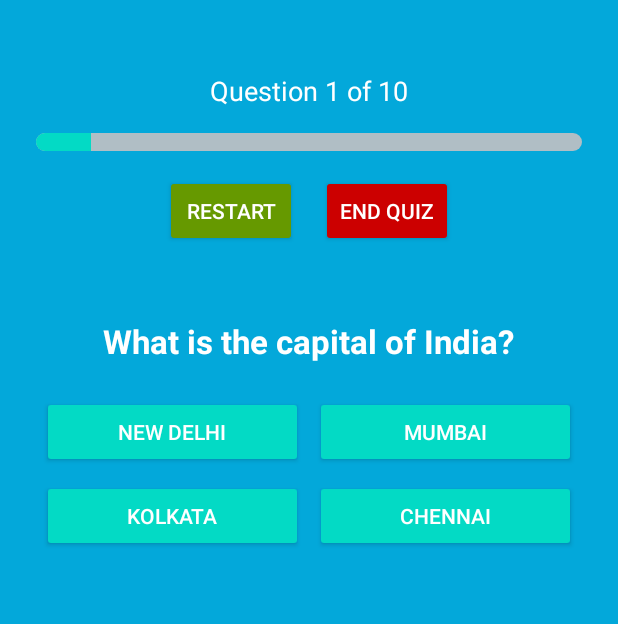
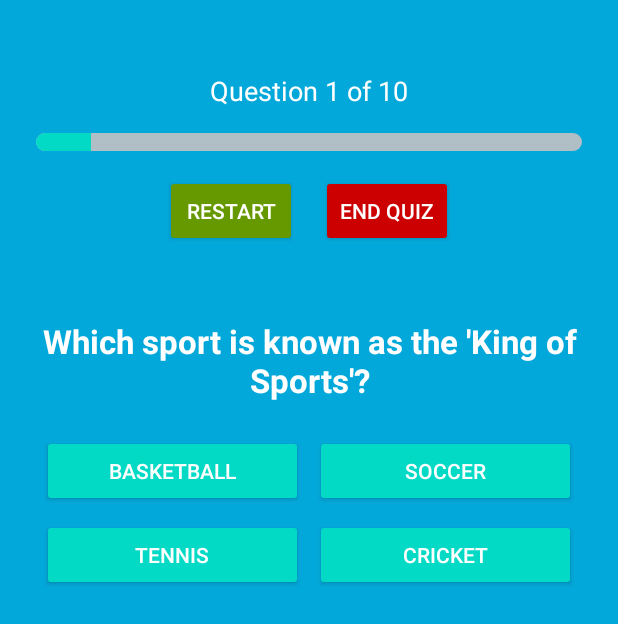
Before and after one commit to pranavpratheekmalleboyina/android-quizoku-app, an Android app: the MultiChoiceQuizActivity screen opened directly, with no data from a screen before it, on a phone screen of 412 x 824 dp. Shown: the top 624 px of the screen. Run offline under Robolectric (Android 15) with nearby library versions, the phone set to English and light mode, and no system bars.

Commit message:
Made the changes for both the quiz modes for loading the questions dynamically

```diff
--- /dev/null
+++ b/app/src/main/java/com/pranav/quizoku/MultiChoiceQuestionBank.java
@@ -0,0 +1,117 @@
+package com.pranav.quizoku;
+
+import java.util.ArrayList;
+import java.util.Collections;
+import java.util.List;
+
+public class MultiChoiceQuestionBank {
+    public static List<QuestionMultiChoice> getShuffledQuestions(int count) {
+        List<QuestionMultiChoice> all = new ArrayList<>();
+
+        all.add(new QuestionMultiChoice("Who won the 2011 Cricket World Cup?",
+                new String[]{"India", "Australia", "England", "South Africa"}, 0));
+        all.add(new QuestionMultiChoice("How many players are in a soccer team on the field?",
+                new String[]{"9", "10", "11", "12"}, 2));
+        all.add(new QuestionMultiChoice("Which country hosts the Wimbledon tournament?",
+                new String[]{"USA", "England", "Australia", "France"}, 1));
+        all.add(new QuestionMultiChoice("What is the full form of IPL?",
+                new String[]{"Indian Premier League", "International Pro League", "India Players League", "Indian Power League"}, 0));
+        all.add(new QuestionMultiChoice("Who is known as the 'God of Cricket'?",
+                new String[]{"Virat Kohli", "MS Dhoni", "Sachin Tendulkar", "Brian Lara"}, 2));
+        all.add(new QuestionMultiChoice("How many rings are there in the Olympic logo?",
+                new String[]{"4", "5", "6", "7"}, 1));
+        all.add(new QuestionMultiChoice("Which sport uses a shuttlecock?",
+                new String[]{"Tennis", "Squash", "Badminton", "Golf"}, 2));
+        all.add(new QuestionMultiChoice("Who won the 2022 FIFA World Cup?",
+                new String[]{"France", "Argentina", "Brazil", "Germany"}, 1));
+        all.add(new QuestionMultiChoice("What sport is Serena Williams known for?",
+                new String[]{"Golf", "Basketball", "Tennis", "Swimming"}, 2));
+        all.add(new QuestionMultiChoice("Which country invented table tennis?",
+                new String[]{"Japan", "USA", "India", "England"}, 3));
+
+        all.add(new QuestionMultiChoice("Which athlete has won the most Olympic medals?",
+                new String[]{"Usain Bolt", "Michael Phelps", "Carl Lewis", "Simone Biles"}, 1));
+        all.add(new QuestionMultiChoice("Which sport uses the term 'checkmate'?",
+                new String[]{"Cricket", "Tennis", "Chess", "Boxing"}, 2));
+        all.add(new QuestionMultiChoice("Which country has hosted the Olympics most times?",
+                new String[]{"USA", "Japan", "Germany", "France"}, 0));
+        all.add(new QuestionMultiChoice("What is the highest score possible in 10-pin bowling?",
+                new String[]{"250", "275", "300", "350"}, 2));
+        all.add(new QuestionMultiChoice("How long is a marathon?",
+                new String[]{"26.2 miles", "21.1 km", "13 miles", "42.5 km"}, 0));
+        all.add(new QuestionMultiChoice("What color is the jersey worn by the leader in the Tour de France?",
+                new String[]{"Red", "Blue", "Green", "Yellow"}, 3));
+        all.add(new QuestionMultiChoice("Which sport is played with a bat, ball, and wickets?",
+                new String[]{"Baseball", "Cricket", "Rugby", "Golf"}, 1));
+        all.add(new QuestionMultiChoice("In which sport do you perform a slam dunk?",
+                new String[]{"Volleyball", "Football", "Basketball", "Wrestling"}, 2));
+        all.add(new QuestionMultiChoice("Who holds the record for fastest 100m sprint?",
+                new String[]{"Yohan Blake", "Tyson Gay", "Usain Bolt", "Justin Gatlin"}, 2));
+        all.add(new QuestionMultiChoice("Which sport is known as the 'King of Sports'?",
+                new String[]{"Basketball", "Soccer", "Tennis", "Cricket"}, 1));
+
+        all.add(new QuestionMultiChoice("Which country has won the most Cricket World Cups?",
+                new String[]{"India", "England", "Australia", "Pakistan"}, 2));
+        all.add(new QuestionMultiChoice("How many minutes are there in a football match?",
+                new String[]{"80", "90", "100", "120"}, 1));
+        all.add(new QuestionMultiChoice("In which game would you use a puck?",
+                new String[]{"Baseball", "Hockey", "Golf", "Basketball"}, 1));
+        all.add(new QuestionMultiChoice("What is the national sport of Canada?",
+                new String[]{"Ice Hockey", "Baseball", "Basketball", "Rugby"}, 0));
+        all.add(new QuestionMultiChoice("Who is the only tennis player to win 23 Grand Slam singles titles?",
+                new String[]{"Steffi Graf", "Serena Williams", "Maria Sharapova", "Martina Navratilova"}, 1));
+        all.add(new QuestionMultiChoice("Which country is famous for sumo wrestling?",
+                new String[]{"China", "Korea", "Japan", "Thailand"}, 2));
+        all.add(new QuestionMultiChoice("Which cricket player is known as the 'Wall'?",
+                new String[]{"Virat Kohli", "Rahul Dravid", "MS Dhoni", "Rohit Sharma"}, 1));
+        all.add(new QuestionMultiChoice("What is the name of the NBA team from Chicago?",
+                new String[]{"Lakers", "Bulls", "Warriors", "Rockets"}, 1));
+        all.add(new QuestionMultiChoice("Who is Lionel Messi?",
+                new String[]{"Golfer", "Tennis Player", "Footballer", "Swimmer"}, 2));
+        all.add(new QuestionMultiChoice("Which sport is associated with Wimbledon?",
+                new String[]{"Golf", "Football", "Tennis", "Rugby"}, 2));
+
+        all.add(new QuestionMultiChoice("Which cricketer is nicknamed 'Boom Boom'?",
+                new String[]{"Shahid Afridi", "Chris Gayle", "Brett Lee", "MS Dhoni"}, 0));
+        all.add(new QuestionMultiChoice("Which country has won the most Olympic gold medals?",
+                new String[]{"China", "Russia", "USA", "Germany"}, 2));
+        all.add(new QuestionMultiChoice("What sport did Michael Jordan play?",
+                new String[]{"Tennis", "Baseball", "Basketball", "Golf"}, 2));
+        all.add(new QuestionMultiChoice("How many players are in a volleyball team on court?",
+                new String[]{"5", "6", "7", "8"}, 1));
+        all.add(new QuestionMultiChoice("Where was the first modern Olympics held?",
+                new String[]{"Paris", "Athens", "Rome", "Berlin"}, 1));
+        all.add(new QuestionMultiChoice("Which Indian cricketer is known for finishing with sixes?",
+                new String[]{"Yuvraj Singh", "Kapil Dev", "MS Dhoni", "Suresh Raina"}, 2));
+        all.add(new QuestionMultiChoice("What sport is Tiger Woods famous for?",
+                new String[]{"Basketball", "Golf", "Tennis", "Baseball"}, 1));
+        all.add(new QuestionMultiChoice("Who is known as 'The Hitman' in Indian cricket?",
+                new String[]{"Virat Kohli", "KL Rahul", "Rohit Sharma", "Hardik Pandya"}, 2));
+        all.add(new QuestionMultiChoice("What is the term for 3 goals by a player in a match?",
+                new String[]{"Triple", "Trick", "Hat-trick", "Three-pointer"}, 2));
+        all.add(new QuestionMultiChoice("Which sport has 'love' as a score?",
+                new String[]{"Badminton", "Cricket", "Tennis", "Football"}, 2));
+
+        all.add(new QuestionMultiChoice("Who won the Ballon d'Or in 2022?",
+                new String[]{"Cristiano Ronaldo", "Luka Modrić", "Lionel Messi", "Karim Benzema"}, 3));
+        all.add(new QuestionMultiChoice("What is the height of a basketball hoop?",
+                new String[]{"10 ft", "12 ft", "8 ft", "11 ft"}, 0));
+        all.add(new QuestionMultiChoice("Which Indian state is famous for producing hockey players?",
+                new String[]{"Punjab", "Kerala", "Gujarat", "West Bengal"}, 0));
+        all.add(new QuestionMultiChoice("Which female gymnast is the most decorated ever?",
+                new String[]{"Nadia Comăneci", "Mary Lou Retton", "Simone Biles", "Sunisa Lee"}, 2));
+        all.add(new QuestionMultiChoice("Which country hosted the 2016 Summer Olympics?",
+                new String[]{"China", "Brazil", "Russia", "Greece"}, 1));
+        all.add(new QuestionMultiChoice("Which game is known as the 'gentleman’s game'?",
+                new String[]{"Football", "Golf", "Cricket", "Polo"}, 2));
+        all.add(new QuestionMultiChoice("In which sport is the Davis Cup awarded?",
+                new String[]{"Tennis", "Badminton", "Football", "Golf"}, 0));
+        all.add(new QuestionMultiChoice("What surface is used in French Open tennis?",
+                new String[]{"Grass", "Clay", "Hard", "Sand"}, 1));
+        all.add(new QuestionMultiChoice("Which Indian athlete won a gold medal at the Tokyo Olympics 2021?",
+                new String[]{"PV Sindhu", "Bajrang Punia", "Neeraj Chopra", "Ravi Dahiya"}, 2));
+
+        Collections.shuffle(all);
+        return all.subList(0, Math.min(count, all.size()));
+    }
+}
--- a/app/src/main/java/com/pranav/quizoku/MultiChoiceQuizActivity.java
+++ b/app/src/main/java/com/pranav/quizoku/MultiChoiceQuizActivity.java
@@ -16,6 +16,8 @@ import android.widget.RatingBar;
 import androidx.appcompat.app.AppCompatActivity;
 import androidx.core.content.ContextCompat;
 
+import java.util.List;
+
 public class MultiChoiceQuizActivity extends AppCompatActivity {
 
     private TextView questionText, questionNumber, feedbackText;
@@ -23,36 +25,8 @@ public class MultiChoiceQuizActivity extends AppCompatActivity {
     private ProgressBar progressBar;
     private SharedPreferences preferences;
     private Boolean soundOn;
-
-    private String[] questions = {
-            "What is the capital of India?",
-            "Which planet is known as the Red Planet?",
-            "What language is used for Android development?",
-            "What is the result of 3 + 5?",
-            "Which is the largest ocean?",
-            "Who discovered gravity?",
-            "What is the boiling point of water?",
-            "What does HTML stand for?",
-            "Which continent is Australia in?",
-            "What is the currency of Japan?"
-    };
-
-    private String[][] options = {
-            {"New Delhi", "Mumbai", "Kolkata", "Chennai"},
-            {"Venus", "Mars", "Jupiter", "Saturn"},
-            {"Java", "Python", "Swift", "C++"},
-            {"6", "8", "9", "10"},
-            {"Indian Ocean", "Arctic Ocean", "Atlantic Ocean", "Pacific Ocean"},
-            {"Einstein", "Newton", "Galileo", "Tesla"},
-            {"90°C", "50°C", "100°C", "120°C"},
-            {"Hyper Trainer Markup Language", "High Text Markup Language", "HyperText Markup Language", "None of the above"},
-            {"Asia", "Europe", "Australia", "Africa"},
-            {"Yen", "Won", "Ringgit", "Baht"}
-    };
-
-    private int[] correctOptionIndexes = {0, 1, 0, 1, 3, 1, 2, 2, 2, 0};
-
-    private int currentQuestion = 0;
+    private List<QuestionMultiChoice> questionList;
+    private int currentQuestionIndex = 0;
     private int score = 0;
 
     private SoundPool soundPool;
@@ -62,6 +36,8 @@ public class MultiChoiceQuizActivity extends AppCompatActivity {
     protected void onCreate(Bundle savedInstanceState) {
         super.onCreate(savedInstanceState);
         setContentView(R.layout.activity_multi_choice_quiz);
+
+        questionList = MultiChoiceQuestionBank.getShuffledQuestions(10);
 
         questionText = findViewById(R.id.mc_question);
         questionNumber = findViewById(R.id.question_number);
@@ -83,7 +59,7 @@ public class MultiChoiceQuizActivity extends AppCompatActivity {
         soundCorrect = soundPool.load(this, R.raw.correct_answer_sound, 1);
         soundWrong = soundPool.load(this, R.raw.wrong_answer_sound, 1);
 
-        updateQuestion();
+        updateQuestion(currentQuestionIndex);
 
         optionA.setOnClickListener(v -> checkAnswer(0));
         optionB.setOnClickListener(v -> checkAnswer(1));
@@ -95,9 +71,9 @@ public class MultiChoiceQuizActivity extends AppCompatActivity {
                     .setTitle("End Quiz")
                     .setMessage("Are you sure you want to restart? You would lose your progress.")
                     .setPositiveButton("Yes", (dialog, which) -> {
-                        currentQuestion = 0;
+                        currentQuestionIndex = 0;
                         score = 0;
-                        updateQuestion();
+                        updateQuestion(currentQuestionIndex);
                     })
                     .setNegativeButton("No", null)
                     .show();
@@ -113,15 +89,15 @@ public class MultiChoiceQuizActivity extends AppCompatActivity {
         });
     }
 
-    private void updateQuestion() {
-        if (currentQuestion < questions.length) {
-            questionText.setText(questions[currentQuestion]);
-            questionNumber.setText("Question " + (currentQuestion + 1) + " of " + questions.length);
-            optionA.setText(options[currentQuestion][0]);
-            optionB.setText(options[currentQuestion][1]);
-            optionC.setText(options[currentQuestion][2]);
-            optionD.setText(options[currentQuestion][3]);
-            progressBar.setProgress(currentQuestion + 1);
+    private void updateQuestion(int index) {
+        if (index < questionList.size()) {
+            questionText.setText(questionList.get(index).getQuestion());
+            questionNumber.setText("Question " + (index + 1) + " of " + questionList.size());
+            optionA.setText(questionList.get(index).getOptions()[0]);
+            optionB.setText(questionList.get(index).getOptions()[1]);
+            optionC.setText(questionList.get(index).getOptions()[2]);
+            optionD.setText(questionList.get(index).getOptions()[3]);
+            progressBar.setProgress(index + 1);
             feedbackText.setText("");
         } else {
             showResultDialog();
@@ -131,7 +107,7 @@ public class MultiChoiceQuizActivity extends AppCompatActivity {
     private void checkAnswer(int selectedIndex) {
         Button[] optionButtons = {optionA, optionB, optionC, optionD};
 
-        if (selectedIndex == correctOptionIndexes[currentQuestion]) {
+        if (selectedIndex == questionList.get(currentQuestionIndex).getCorrectIndex()) {
             // Correct answer selected
             score++;
             if (soundOn){
@@ -145,9 +121,9 @@ public class MultiChoiceQuizActivity extends AppCompatActivity {
 
             // Delay before loading next question
             new Handler(Looper.getMainLooper()).postDelayed(() -> {
-                currentQuestion++;
+                currentQuestionIndex++;
                 resetButtonStyles();
-                updateQuestion();
+                updateQuestion(currentQuestionIndex);
             }, 1500);
 
         } else {
@@ -170,7 +146,7 @@ public class MultiChoiceQuizActivity extends AppCompatActivity {
 
         new AlertDialog.Builder(this)
                 .setTitle("Quiz Completed!")
-                .setMessage("Your score: " + score + " / " + questions.length)
+                .setMessage("Your score: " + score + " / " + questionList.size())
                 .setView(dialogView)
                 .setCancelable(false)
                 .setPositiveButton("Submit", (dialog, which) -> showPostQuizOptions())
@@ -183,9 +159,9 @@ public class MultiChoiceQuizActivity extends AppCompatActivity {
                 .setMessage("What would you like to do next?")
                 .setCancelable(false)
                 .setPositiveButton("Retry the multichoice quiz", (dialog, which) -> {
-                    currentQuestion = 0;
+                    currentQuestionIndex = 0;
                     score = 0;
-                    updateQuestion();
+                    updateQuestion(currentQuestionIndex);
                 })
                 .setNegativeButton("Go to the home screen", (dialog, which) -> {
                     startActivity(new Intent(this, MainActivity.class));
```
Also changed, not shown: app/src/main/java/com/pranav/quizoku/TrueFalseQuestionBank.java (added, +65 -0 lines), app/src/main/java/com/pranav/quizoku/TrueFalseQuizActivity.java (+21 -33 lines).
